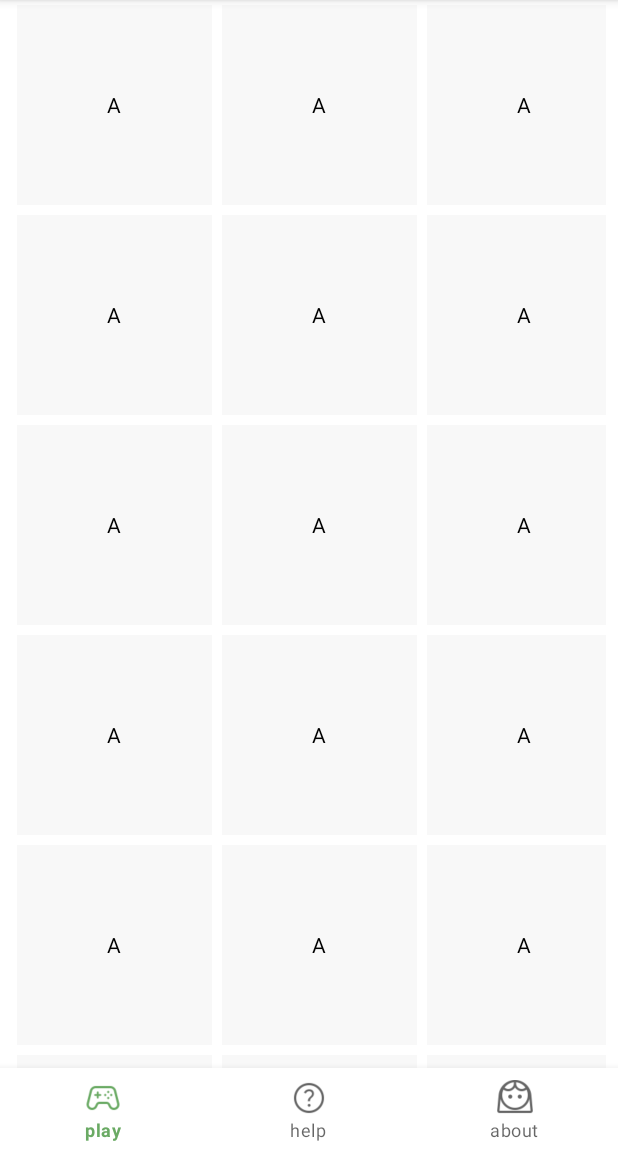
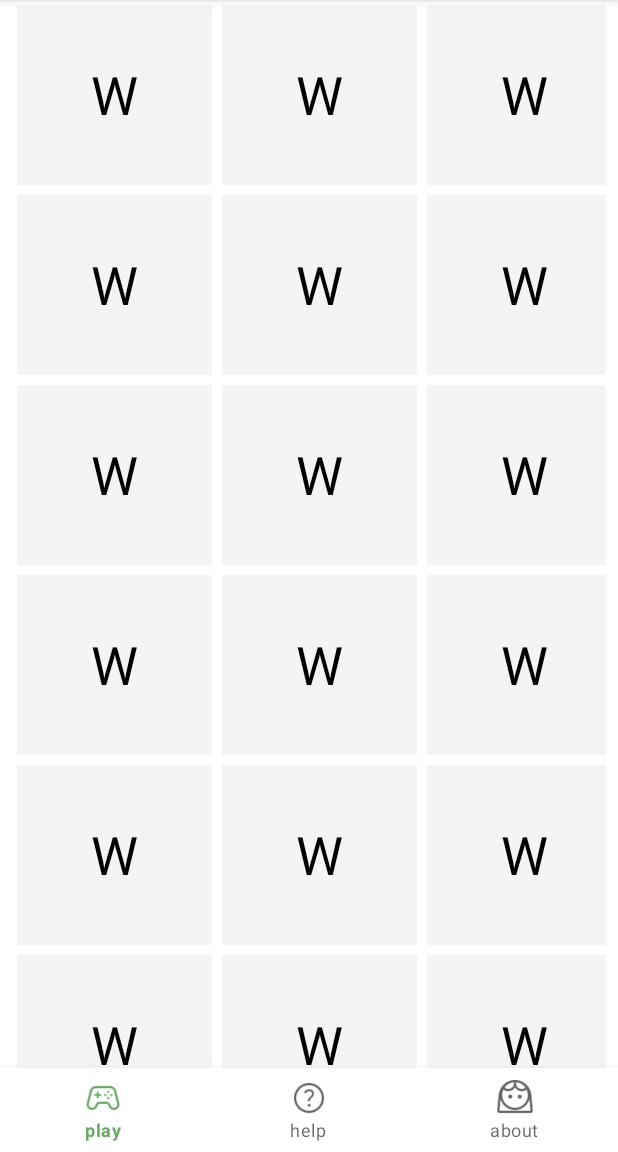
Before and after one commit to siriouthay01835680/wordle_comp4630, an Android app: the screen it shows after launch (MainActivity), on a phone screen of 412 x 824 dp, the part 84-1236 px from its top. Run offline under Robolectric (Android 15) with nearby library versions, the phone set to English and light mode, and no system bars; our stand-ins replace navigation-ui.

Commit message:
made a few aesthetic changes

```diff
--- a/app/src/main/java/com/mobileapp/wordle/GameFragment.java
+++ b/app/src/main/java/com/mobileapp/wordle/GameFragment.java
@@ -61,8 +61,8 @@ public class GameFragment extends Fragment {
                 //create new TextViews and set default attributes
                 gameGrid[i][j] = new TextView(view.getContext());
                 gameGrid[i][j].setTextColor(Color.BLACK);
-                gameGrid[i][j].setText("A");
-                gameGrid[i][j].setTextSize(14);
+                gameGrid[i][j].setText("W");
+                gameGrid[i][j].setTextSize(35);
                 gameGrid[i][j].setGravity(Gravity.CENTER);
                 gameGrid[i][j].setPadding(30,30,30,30);
 
@@ -70,7 +70,7 @@ public class GameFragment extends Fragment {
                 GridLayout.LayoutParams layoutParams=new GridLayout.LayoutParams();
                 layoutParams.setMargins(5, 5, 5, 5);
 
-                gameGrid[i][j].setHeight(200);
+                gameGrid[i][j].setHeight(180);
                 gameGrid[i][j].setWidth(195);
 
                 gameGrid[i][j].setBackgroundResource(R.color.off_white);
--- a/app/src/main/res/values/colors.xml
+++ b/app/src/main/res/values/colors.xml
@@ -15,5 +15,5 @@
     <color name="yellow">#D1B036</color>
     <color name="light_yellow">#ffd972</color>
     <color name="gray">#787c7f</color>
-    <color name="off_white">#F8F8F8</color>
+    <color name="off_white">#F4F4F4</color>
 </resources>
```
